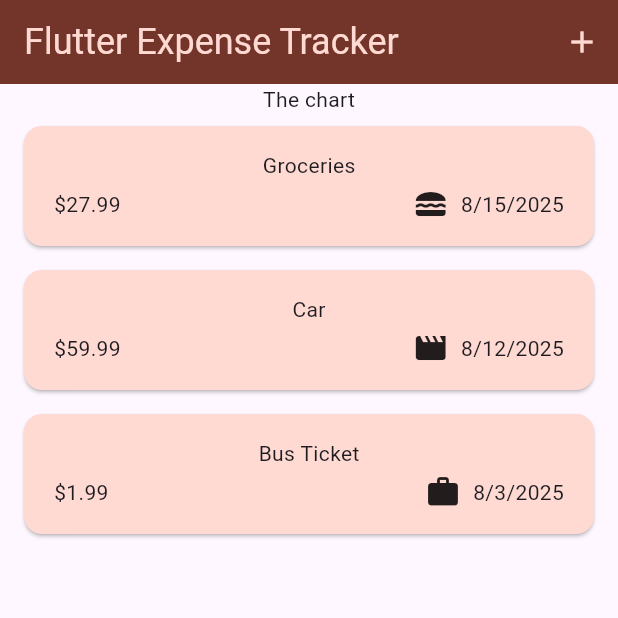
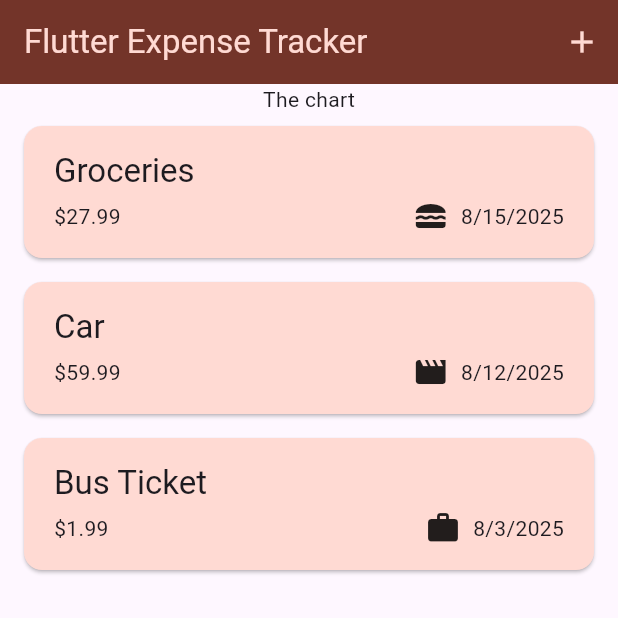
Before and after one commit to hhrnjic1/expense_tracker_flutter, a Flutter app: the screen it shows after launch, on a phone screen of 412 x 824 dp, the top half of it. Run offline on Flutter 3.47's test engine with Material 3 defaults, Android fonts, the phone set to English and light mode, and no system bars.

```diff
--- a/lib/widget/expenses_list/expense_item.dart
+++ b/lib/widget/expenses_list/expense_item.dart
@@ -15,8 +15,12 @@
           vertical: 16,
         ),
         child: Column(
+          crossAxisAlignment: CrossAxisAlignment.start,
           children: [
-            Text(expense.title),
+            Text(
+              expense.title,
+              style: Theme.of(context).textTheme.titleLarge,
+            ),
             const SizedBox(
               height: 4,
             ),
--- a/lib/widget/expenses_list/expenses_list.dart
+++ b/lib/widget/expenses_list/expenses_list.dart
@@ -3,7 +3,8 @@
 import 'package:flutter/material.dart';
 
 class ExpensesList extends StatelessWidget {
-  const ExpensesList({super.key, required this.expensesList, required this.onRemoveExpense});
+  const ExpensesList(
+      {super.key, required this.expensesList, required this.onRemoveExpense});
 
   final List<Expense> expensesList;
   final void Function(Expense expense) onRemoveExpense;
@@ -12,6 +13,11 @@
     return ListView.builder(
       itemCount: expensesList.length,
       itemBuilder: (ctx, index) => Dismissible(
+          background: Container(
+            color: Theme.of(context).colorScheme.error,
+            margin: EdgeInsets.symmetric(
+                horizontal: Theme.of(context).cardTheme.margin!.horizontal),
+          ),
           key: ValueKey(expensesList[index]),
           onDismissed: (direction) {
             onRemoveExpense(expensesList[index]);
```
Also changed, not shown: lib/main.dart (+26 -9 lines).
